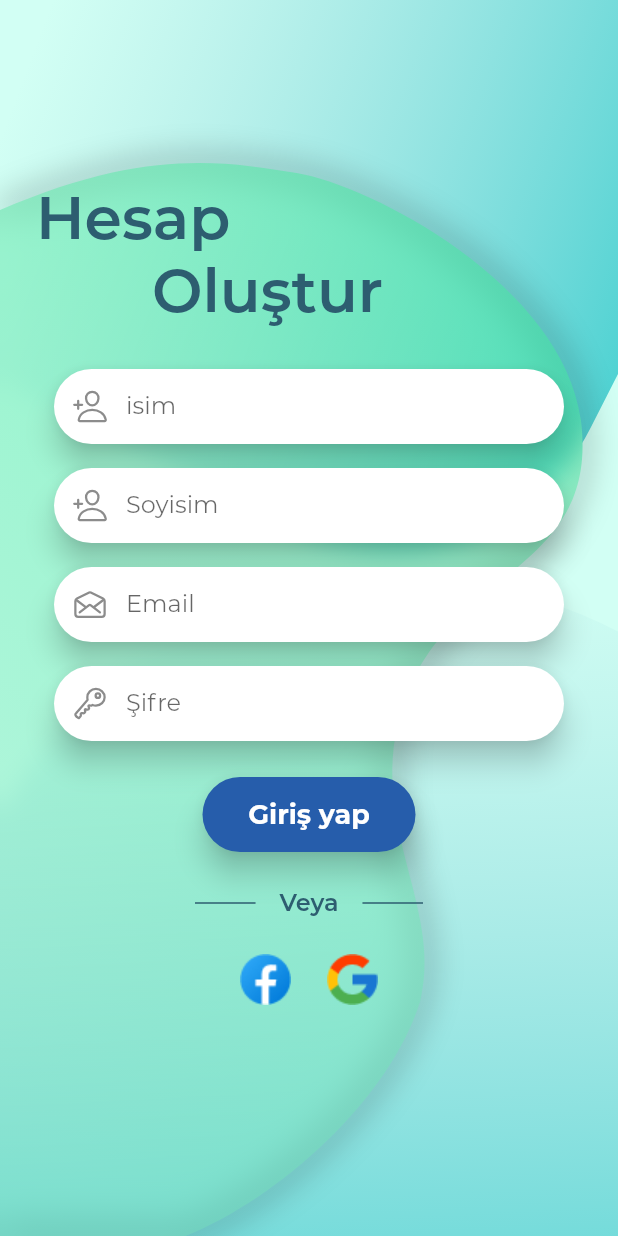
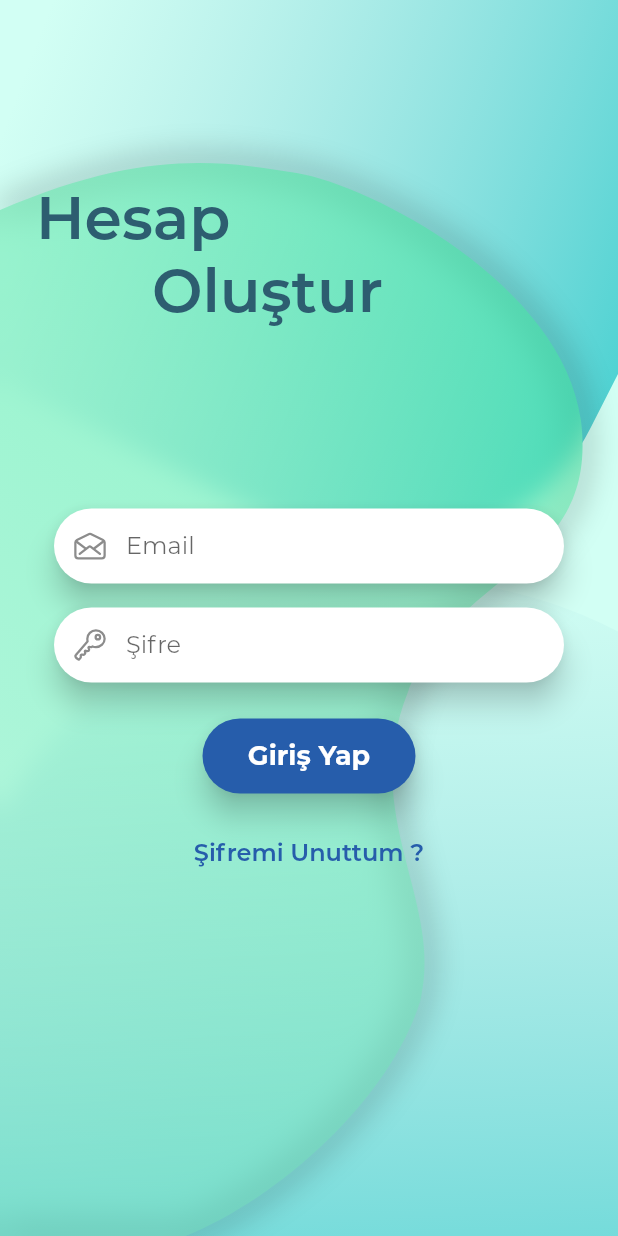
Before and after one commit to Umuterdem/Mobile-APP, a Flutter app: the screen it shows after launch, on a phone screen of 412 x 824 dp. Run offline on Flutter 3.47's test engine with Material 2 defaults, Android fonts, the phone set to English and light mode, and no system bars; our stand-ins replace ionicons.

Commit message:
update login_content.dart

```diff
--- a/lib/screens/login_screen/components/center_widget/login_content.dart
+++ b/lib/screens/login_screen/components/center_widget/login_content.dart
@@ -93,6 +93,22 @@ class Logincontent extends StatelessWidget {
     );
   }
 
+  Widget forgotPassword() {
+    return Padding(
+      padding: const EdgeInsets.symmetric(horizontal: 110),
+      child: TextButton(
+        onPressed: () {},
+        child: const Text(
+          "Şifremi Unuttum ?",
+          style: TextStyle(
+              fontSize: 16,
+              fontWeight: FontWeight.w600,
+              color: kSecondaryColor),
+        ),
+      ),
+    );
+  }
+
   @override
   Widget build(BuildContext context) {
     const currentScreen = Screens.createAccount;
@@ -107,16 +123,22 @@ class Logincontent extends StatelessWidget {
               Column(
                   mainAxisAlignment: MainAxisAlignment.center,
                   crossAxisAlignment: CrossAxisAlignment.stretch,
-                children: [
+                  children: currentScreen == Screens.welcomeBack
+                      ? [
                           inputField("isim", Ionicons.person_add_outline),
                           inputField("Soyisim", Ionicons.person_add_outline),
                           inputField("Email", Ionicons.mail_open_outline),
                           inputField("Şifre", Ionicons.key_outline),
-                  loginButton("Giriş yap"),
+                          loginButton("Kayıt ol"),
                           orDivider(),
                           Logos()
-                ],
-              )
+                        ]
+                      : [
+                          inputField("Email", Ionicons.mail_open_outline),
+                          inputField("Şifre", Ionicons.key_outline),
+                          loginButton("Giriş Yap"),
+                          forgotPassword(),
+                        ])
             ],
           ),
         )
```
Lines whose indentation alone changed are shown as unchanged.
